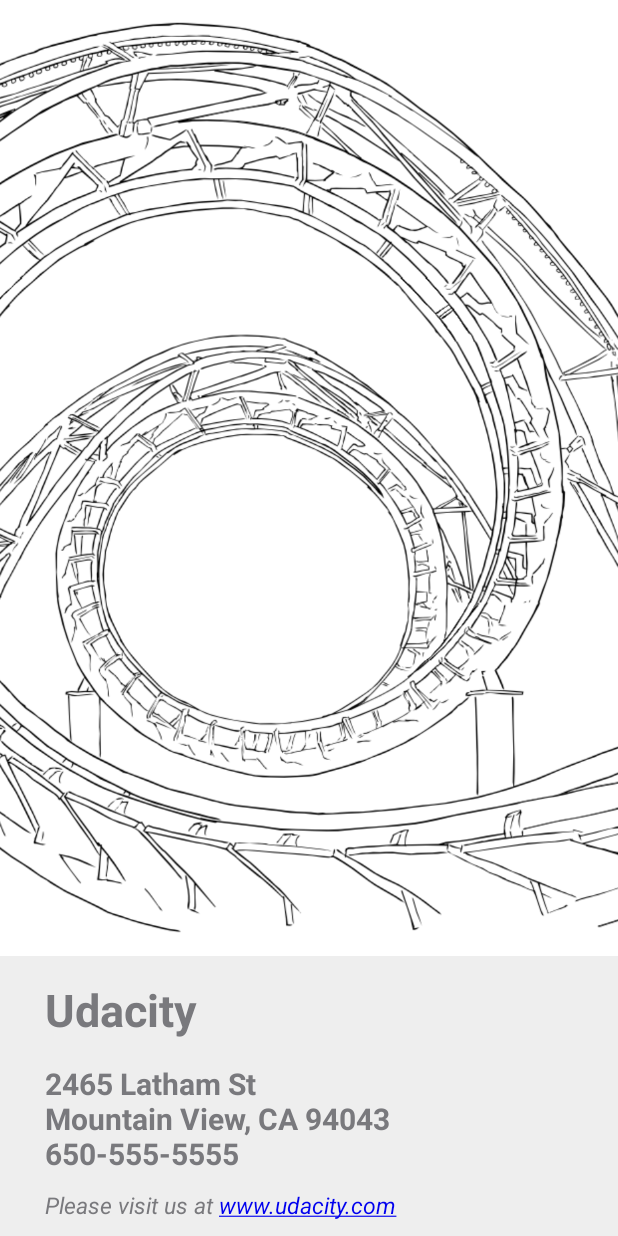
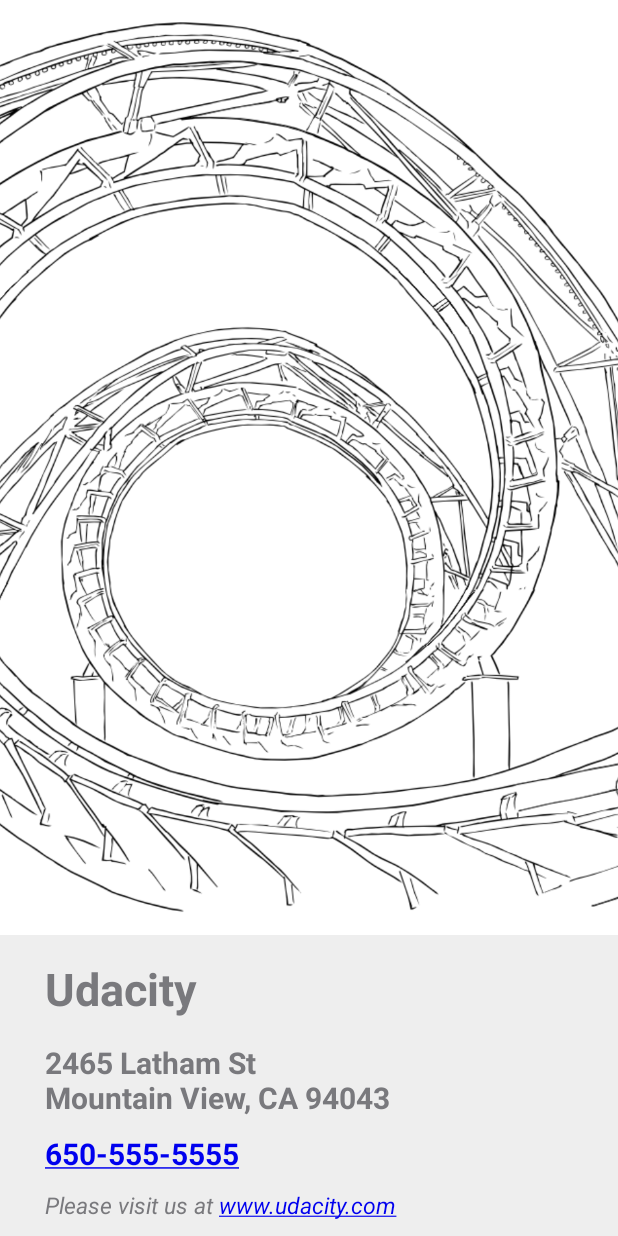
Before and after one commit to JosephMcNamara/UdacityHelloAndroid, an Android app: the screen it shows after launch (MainActivity), on a phone screen of 412 x 824 dp. Run offline under Robolectric (Android 15) with nearby library versions, the phone set to English and light mode, and no system bars.

Commit message:
Added autoLink

```diff
--- a/app/src/main/res/layout/activity_main.xml
+++ b/app/src/main/res/layout/activity_main.xml
@@ -31,10 +31,22 @@
         android:paddingBottom="10dp"
         android:paddingLeft="30dp"
         android:paddingTop="15dp"
-        android:text="2465 Latham St\nMountain View, CA 94043\n650-555-5555"
+        android:text="2465 Latham St\nMountain View, CA 94043"
         android:textSize="20sp"
         android:textStyle="bold"
-        android:textColor="#79797d"/>
+        android:textColor="#79797d"
+        android:autoLink="map"/>
+    <TextView
+        android:layout_width="match_parent"
+        android:layout_height="wrap_content"
+        android:background="#EEEEEE"
+        android:paddingBottom="10dp"
+        android:paddingLeft="30dp"
+        android:text="650-555-5555"
+        android:textSize="20sp"
+        android:textStyle="bold"
+        android:textColor="#79797d"
+        android:autoLink="phone"/>
 
     <TextView
         android:layout_width="match_parent"
```
